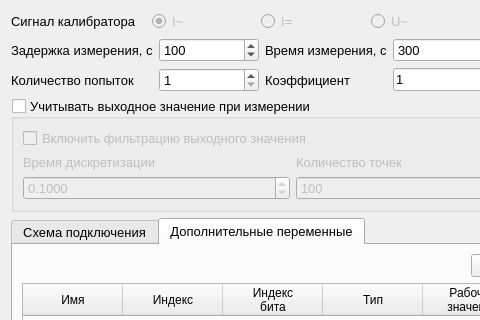
First picture: the form in ui/edit_cell_config_dialog.ui, repository irsural/clb_autocalibration, before the edit; both pictures show x 0 to 480 and y 0 to 320 of the 585 by 698 pixel window.
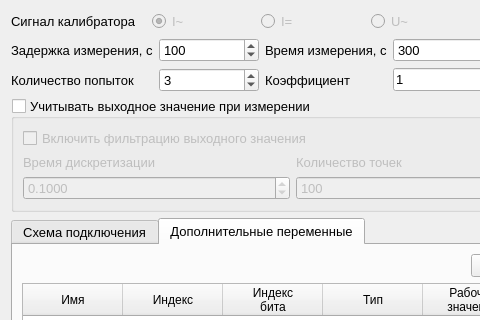
Second picture: the form after the edit. Icons and pictures are not drawn. Custom widgets are drawn as their Qt base class.

What changed in the file:
```diff
--- a/ui/edit_cell_config_dialog.ui
+++ b/ui/edit_cell_config_dialog.ui
@@ -116,7 +116,7 @@
           <number>1</number>
          </property>
          <property name="value">
-          <number>1</number>
+          <number>3</number>
          </property>
         </widget>
        </item>
```
Left out of the diff: 4 changed lines with no effect on the pictures.
